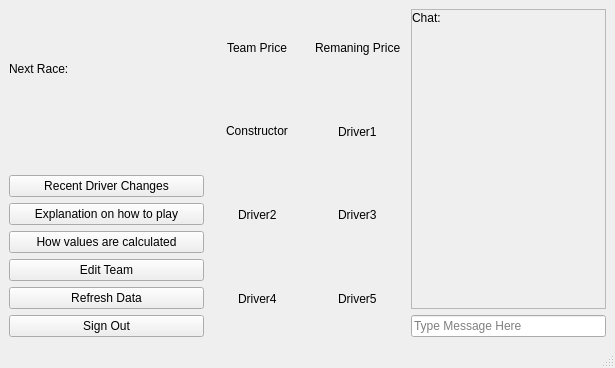
First picture: the form in client/gui_files/main_menu.ui, repository TomDra/F1-Fantasy-Project, before the edit.
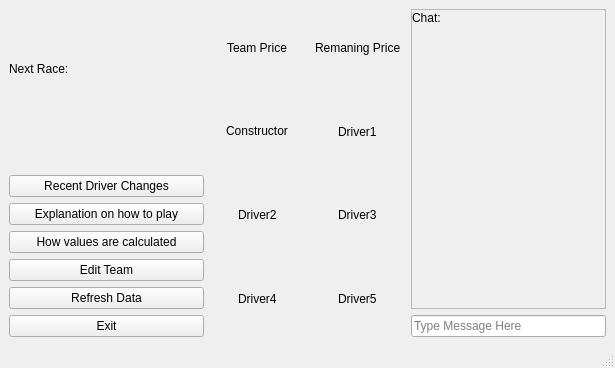
Second picture: the form after the edit.

Patch:
```diff
--- a/client/gui_files/main_menu.ui
+++ b/client/gui_files/main_menu.ui
@@ -212,7 +212,7 @@
         <item>
          <widget class="QPushButton" name="sign_out">
           <property name="text">
-           <string>Sign Out</string>
+           <string>Exit</string>
           </property>
          </widget>
         </item>
```
Left out of the diff: 2 changed lines with no effect on the pictures.
